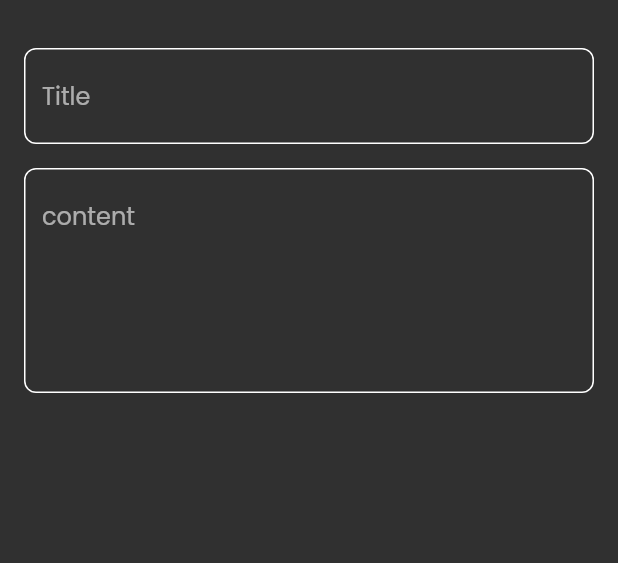
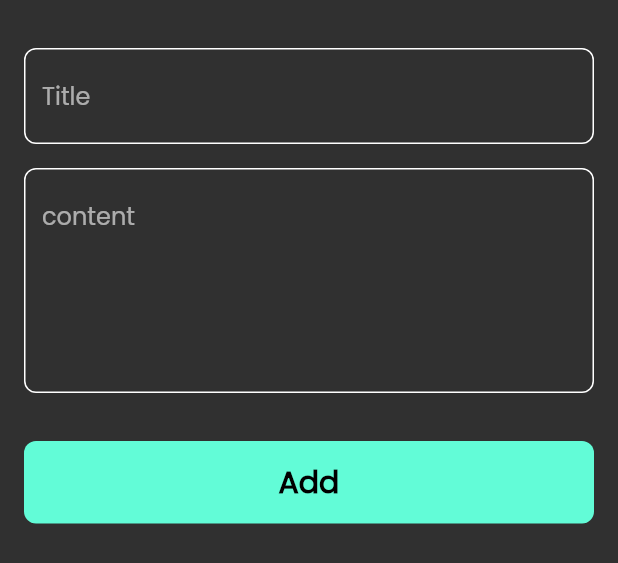
Before and after one commit to mahmoudthaher/tharwatsamy, a Flutter app: the AddNoteBottomSheet widget shown alone on an empty page, opened directly, on a phone screen of 412 x 824 dp. Shown: the top 563 px of the screen. Run offline on Flutter 3.47's test engine with Material 2 defaults, Android fonts, the phone set to English and light mode, and no system bars; our stand-ins replace audioplayers, bloc, cloud_firestore, dio, firebase_auth, firebase_core and 5 more; accounts and stored records are empty.

Commit message:
finish note buttom sheet

```diff
--- a/nots_app/notes_app/lib/widgets/add_note_bottom_sheet.dart
+++ b/nots_app/notes_app/lib/widgets/add_note_bottom_sheet.dart
@@ -1,4 +1,5 @@
 import 'package:flutter/material.dart';
+import 'package:notes_app/widgets/custom_button.dart';
 import 'package:notes_app/widgets/custom_text_field.dart';
 
 class AddNoteBottomSheet extends StatelessWidget {
@@ -8,6 +9,7 @@
   Widget build(BuildContext context) {
     return const Padding(
       padding: EdgeInsets.symmetric(horizontal: 16),
+      child: SingleChildScrollView(
         child: Column(
           children: [
             SizedBox(height: 32),
@@ -16,8 +18,12 @@
             CustomTextField(
               hintText: 'content',
               maxLines: 5,
-          )
+            ),
+            SizedBox(height: 32),
+            CustomButton(),
+            SizedBox(height: 16),
           ],
+        ),
       ),
     );
   }
--- /dev/null
+++ b/nots_app/notes_app/lib/widgets/custom_button.dart
@@ -0,0 +1,28 @@
+import 'package:flutter/material.dart';
+import 'package:notes_app/constants.dart';
+
+class CustomButton extends StatelessWidget {
+  const CustomButton({super.key});
+
+  @override
+  Widget build(BuildContext context) {
+    return Container(
+      decoration: BoxDecoration(
+        color: KPimaryColor,
+        borderRadius: BorderRadius.circular(8),
+      ),
+      width: MediaQuery.of(context).size.width,
+      height: 55,
+      child: const Center(
+        child: Text(
+          'Add',
+          style: TextStyle(
+            color: Colors.black,
+            fontSize: 20,
+            fontWeight: FontWeight.bold,
+          ),
+        ),
+      ),
+    );
+  }
+}
```
Lines whose indentation alone changed are shown as unchanged.
